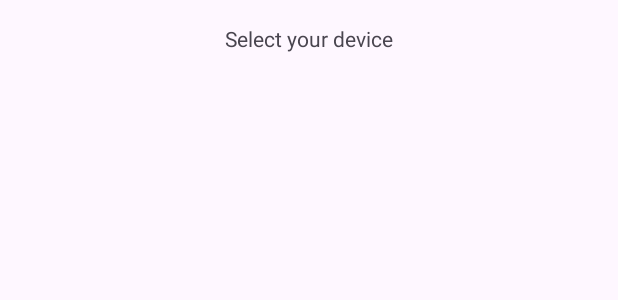
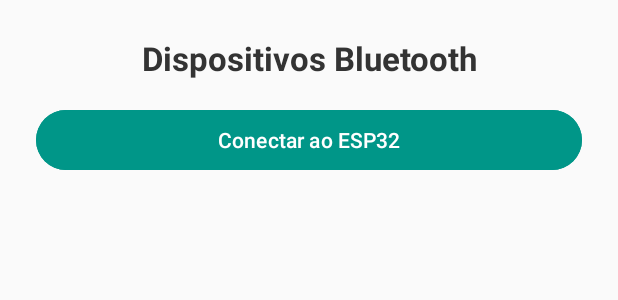
Before and after one commit to pestana1213/Roadie, an Android app: the layout activity_main.xml on its own in the app's theme, with its tools: preview values and no code run, on a phone screen of 412 x 824 dp. Shown: the top 300 px of the screen. Run offline under Robolectric (Android 15) with nearby library versions, the phone set to English and light mode, and no system bars.

Commit message:
Updated ui

```diff
--- a/app/src/main/res/layout/activity_main.xml
+++ b/app/src/main/res/layout/activity_main.xml
@@ -1,32 +1,36 @@
 <?xml version="1.0" encoding="utf-8"?>
-<androidx.constraintlayout.widget.ConstraintLayout xmlns:android="http://schemas.android.com/apk/res/android"
-    xmlns:app="http://schemas.android.com/apk/res-auto"
-    xmlns:tools="http://schemas.android.com/tools"
-    android:id="@+id/main"
+<LinearLayout xmlns:android="http://schemas.android.com/apk/res/android"
+    android:id="@+id/mainLayout"
     android:layout_width="match_parent"
     android:layout_height="match_parent"
-    tools:context=".MainActivity">
+    android:orientation="vertical"
+    android:padding="24dp"
+    android:background="#FAFAFA">
 
     <TextView
-        android:id="@+id/titleText"
-        android:layout_width="wrap_content"
+        android:id="@+id/tv_title"
+        android:layout_width="match_parent"
         android:layout_height="wrap_content"
-        android:text="@string/select_your_device"
-        app:layout_constraintTop_toTopOf="parent"
-        app:layout_constraintBottom_toTopOf="@+id/deviceListView"
-        app:layout_constraintStart_toStartOf="parent"
-        app:layout_constraintEnd_toEndOf="parent"
-        android:padding="16dp"/>
+        android:text="Dispositivos Bluetooth"
+        android:textSize="22sp"
+        android:textStyle="bold"
+        android:textColor="#333333"
+        android:gravity="center"
+        android:layout_marginBottom="16dp" />
+
+    <Button
+        android:id="@+id/btn_connect"
+        android:layout_width="match_parent"
+        android:layout_height="wrap_content"
+        android:text="Conectar ao ESP32"
+        android:backgroundTint="#009688"
+        android:textColor="#FFFFFF"
+        android:layout_marginBottom="24dp" />
 
     <ListView
         android:id="@+id/deviceListView"
-        android:layout_width="0dp"
-        android:layout_height="0dp"
+        android:layout_width="match_parent"
+        android:layout_height="match_parent"
         android:divider="@android:color/darker_gray"
-        android:dividerHeight="1dp"
-        app:layout_constraintTop_toBottomOf="@id/titleText"
-        app:layout_constraintBottom_toBottomOf="parent"
-        app:layout_constraintStart_toStartOf="parent"
-        app:layout_constraintEnd_toEndOf="parent" />
-
-</androidx.constraintlayout.widget.ConstraintLayout>
+        android:dividerHeight="1dp"/>
+</LinearLayout>
```
Also changed, not shown: app/src/main/java/com/example/roadie/MainActivity.java (+57 -12 lines).
